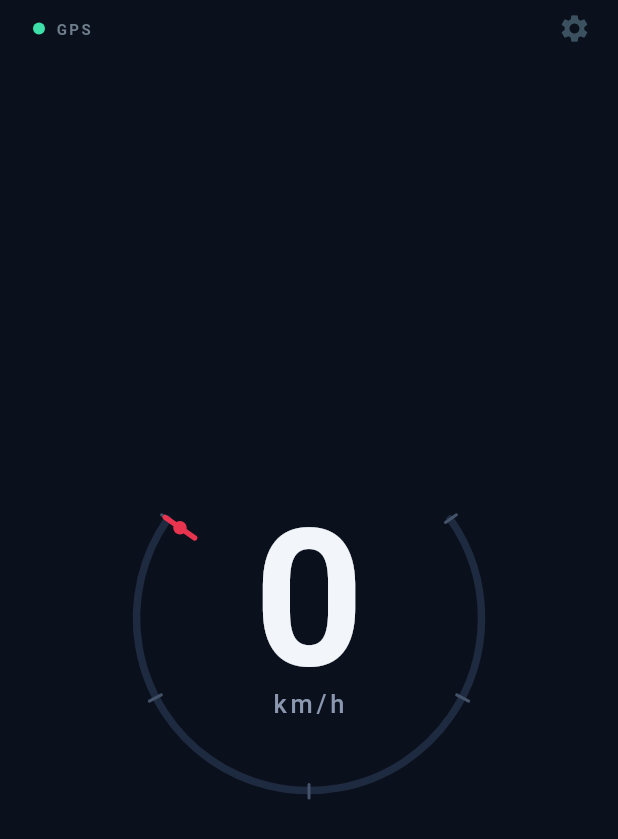
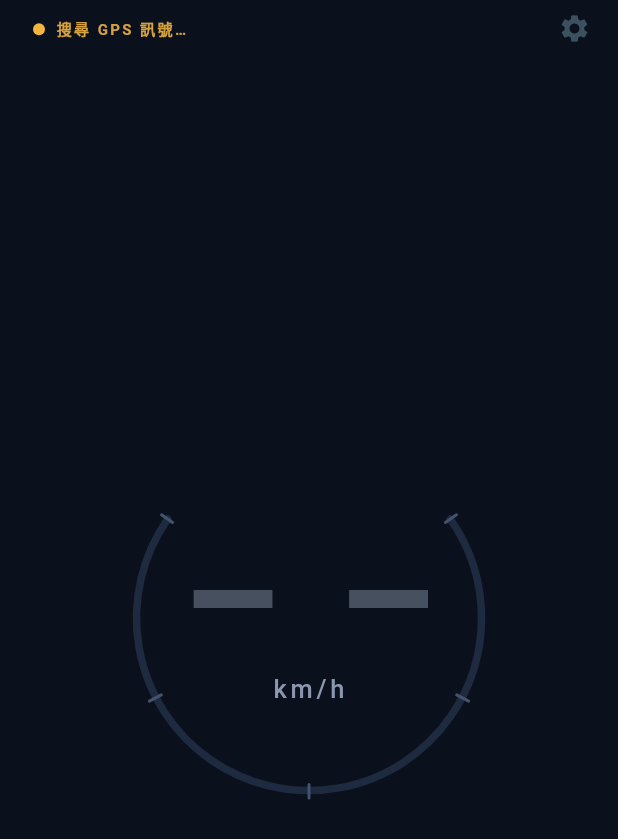
Before and after one commit to huangc28/tsla-speed-meter, a Flutter app: the screen it shows after launch, on a phone screen of 412 x 824 dp. Shown: the top 839 px of the screen. Run offline on Flutter 3.47's test engine with Material 3 defaults, Android fonts, the phone set to English and light mode, and no system bars; our stand-ins replace geolocator.

Commit message:
#6 GPS hardened states (searching / stationary / accuracy gating)
- SpeedProcessor.hasValue exposes whether any reading has been accepted, so
  the UI can distinguish "no fix yet" from "fix, speed 0".
- DriveScreen: until the first accepted fix, shows the dimmed "– –"
  placeholder and an amber "搜尋 GPS 訊號…" chip; the gauge draws track+ticks
  only (no active arc/marker). After a fix, stationary reads a steady 0.
- GaugeArc gains an `active` flag for the waiting state.
- Low-accuracy fixes are gated by the processor; a bad-only stream stays in
  the searching state.

Tests: 19 passing. flutter analyze clean.

Refs #6 (Parent #1).

Co-Authored-By: Claude Opus 4.8 <noreply@anthropic.com>

```diff
--- a/lib/src/speed/speed_processor.dart
+++ b/lib/src/speed/speed_processor.dart
@@ -27,6 +27,10 @@ class SpeedProcessor {
 
   double? _smoothed;
   Reading? _prevPositioned;
+
+  /// Whether at least one acceptable reading has been processed. Until then the
+  /// UI has no fix to show.
+  bool get hasValue => _smoothed != null;
 
   /// Smoothed speed in m/s for [r].
   double process(Reading r) {
--- a/lib/src/ui/drive_screen.dart
+++ b/lib/src/ui/drive_screen.dart
@@ -27,20 +27,29 @@ class _DriveScreenState extends State<DriveScreen> {
   static const _primary = Color(0xFFF2F5FA);
   static const _unitColor = Color(0xFF8A97AE);
   static const _gpsFix = Color(0xFF3DE0A8);
+  static const _gpsSearch = Color(0xFFF5B53C);
+  static const _gpsSearchText = Color(0xFFD7A23E);
   static const _tertiary = Color(0xFF6E7E8C);
+  static const _waitingNumeral = Color(0xFF46505E);
 
   static const _geometry = GaugeGeometry();
 
   final SpeedProcessor _processor = SpeedProcessor();
   StreamSubscription<Reading>? _sub;
   double _displayMs = 0;
+  bool _hasFix = false;
 
   @override
   void initState() {
     super.initState();
     _sub = widget.source.readings().listen((r) {
       final ms = _processor.process(r);
-      if (mounted) setState(() => _displayMs = ms);
+      if (mounted) {
+        setState(() {
+          _displayMs = ms;
+          _hasFix = _processor.hasValue;
+        });
+      }
     });
   }
 
@@ -53,16 +62,17 @@ class _DriveScreenState extends State<DriveScreen> {
   @override
   Widget build(BuildContext context) {
     final reduceMotion = MediaQuery.of(context).disableAnimations;
+    final searching = !_hasFix;
     final kmh = SpeedUnit.kmh.fromMs(_displayMs);
-    final targetFraction = _geometry.fraction(kmh);
-    final numeral = widget.unit.fromMs(_displayMs).round();
+    final targetFraction = searching ? 0.0 : _geometry.fraction(kmh);
+    final numeralText = searching ? '– –' : '${widget.unit.fromMs(_displayMs).round()}';
 
     return Scaffold(
       backgroundColor: _bg,
       body: SafeArea(
         child: Stack(
           children: [
-            Positioned(top: 12, left: 22, child: _sourceChip()),
+            Positioned(top: 12, left: 22, child: _sourceChip(searching)),
             const Positioned(
               top: 8,
               right: 18,
@@ -77,7 +87,8 @@ class _DriveScreenState extends State<DriveScreen> {
                   duration:
                       reduceMotion ? Duration.zero : const Duration(milliseconds: 250),
                   curve: Curves.easeOutQuart,
-                  builder: (_, f, _) => GaugeArc(fraction: f, geometry: _geometry),
+                  builder: (_, f, _) =>
+                      GaugeArc(fraction: f, geometry: _geometry, active: !searching),
                 ),
               ),
             ),
@@ -88,13 +99,13 @@ class _DriveScreenState extends State<DriveScreen> {
                 mainAxisSize: MainAxisSize.min,
                 children: [
                   Text(
-                    '$numeral',
-                    style: const TextStyle(
-                      color: _primary,
-                      fontSize: 128,
+                    numeralText,
+                    style: TextStyle(
+                      color: searching ? _waitingNumeral : _primary,
+                      fontSize: searching ? 104 : 128,
                       fontWeight: FontWeight.w700,
                       height: 0.9,
-                      letterSpacing: -4,
+                      letterSpacing: searching ? 6 : -4,
                     ),
                   ),
                   Text(
@@ -115,20 +126,23 @@ class _DriveScreenState extends State<DriveScreen> {
     );
   }
 
-  Widget _sourceChip() {
+  Widget _sourceChip(bool searching) {
+    final dotColor = searching ? _gpsSearch : _gpsFix;
+    final label = searching ? '搜尋 GPS 訊號…' : 'GPS';
+    final labelColor = searching ? _gpsSearchText : _tertiary;
     return Row(
       mainAxisSize: MainAxisSize.min,
       children: [
         Container(
           width: 8,
           height: 8,
-          decoration: const BoxDecoration(color: _gpsFix, shape: BoxShape.circle),
+          decoration: BoxDecoration(color: dotColor, shape: BoxShape.circle),
         ),
         const SizedBox(width: 7),
-        const Text(
-          'GPS',
+        Text(
+          label,
           style: TextStyle(
-            color: _tertiary,
+            color: labelColor,
             fontSize: 10,
             fontWeight: FontWeight.w600,
             letterSpacing: 1.6,
--- a/lib/src/ui/gauge_arc.dart
+++ b/lib/src/ui/gauge_arc.dart
@@ -12,26 +12,32 @@ class GaugeArc extends StatelessWidget {
     super.key,
     required this.fraction,
     this.geometry = const GaugeGeometry(),
+    this.active = true,
   });
 
   /// 0..1 portion of the arc that is filled.
   final double fraction;
   final GaugeGeometry geometry;
 
+  /// When false (waiting / no fix) only the track and ticks are drawn: no
+  /// active arc, no current-value marker.
+  final bool active;
+
   @override
   Widget build(BuildContext context) {
     return CustomPaint(
       size: Size.infinite,
-      painter: _GaugePainter(fraction.clamp(0.0, 1.0), geometry),
+      painter: _GaugePainter(fraction.clamp(0.0, 1.0), geometry, active),
     );
   }
 }
 
 class _GaugePainter extends CustomPainter {
-  _GaugePainter(this.fraction, this.geometry);
+  _GaugePainter(this.fraction, this.geometry, this.active);
 
   final double fraction;
   final GaugeGeometry geometry;
+  final bool active;
 
   static const _track = Color(0xFF1E2A40);
   static const _accent = Color(0xFF2BD4E0);
@@ -56,7 +62,7 @@ class _GaugePainter extends CustomPainter {
       ..strokeCap = StrokeCap.round;
     canvas.drawArc(rect, startRad, fullSweepRad, false, trackPaint);
 
-    if (fraction > 0) {
+    if (active && fraction > 0) {
       final activePaint = Paint()
         ..color = _accent
         ..style = PaintingStyle.stroke
@@ -65,7 +71,7 @@ class _GaugePainter extends CustomPainter {
       canvas.drawArc(rect, startRad, fullSweepRad * fraction, false, activePaint);
     }
 
-    // rim ticks at 0/60/120/180/240
+    // rim ticks at 0/60/120/180/240 (always shown, even while waiting)
     final tickPaint = Paint()
       ..color = _tick
       ..strokeWidth = 2
@@ -80,8 +86,10 @@ class _GaugePainter extends CustomPainter {
       );
     }
 
-    // crimson current-value marker just inside the band
-    final markerAngle = _rad(geometry.startAngleDeg + geometry.sweepDeg * fraction);
+    // crimson current-value marker just inside the band (hidden while waiting)
+    if (active) {
+      final markerAngle =
+          _rad(geometry.startAngleDeg + geometry.sweepDeg * fraction);
       final dir = Offset(math.cos(markerAngle), math.sin(markerAngle));
       final markerPaint = Paint()
         ..color = _needle
@@ -92,10 +100,14 @@ class _GaugePainter extends CustomPainter {
         center + dir * (radius + 2),
         markerPaint,
       );
-    canvas.drawCircle(center + dir * (radius - 10), 4.5, Paint()..color = _needle);
+      canvas.drawCircle(
+          center + dir * (radius - 10), 4.5, Paint()..color = _needle);
+    }
   }
 
   @override
   bool shouldRepaint(_GaugePainter old) =>
-      old.fraction != fraction || old.geometry != geometry;
+      old.fraction != fraction ||
+      old.geometry != geometry ||
+      old.active != active;
 }
```
Also changed, not shown: 2 other files. Lines whose indentation alone changed are shown as unchanged.
